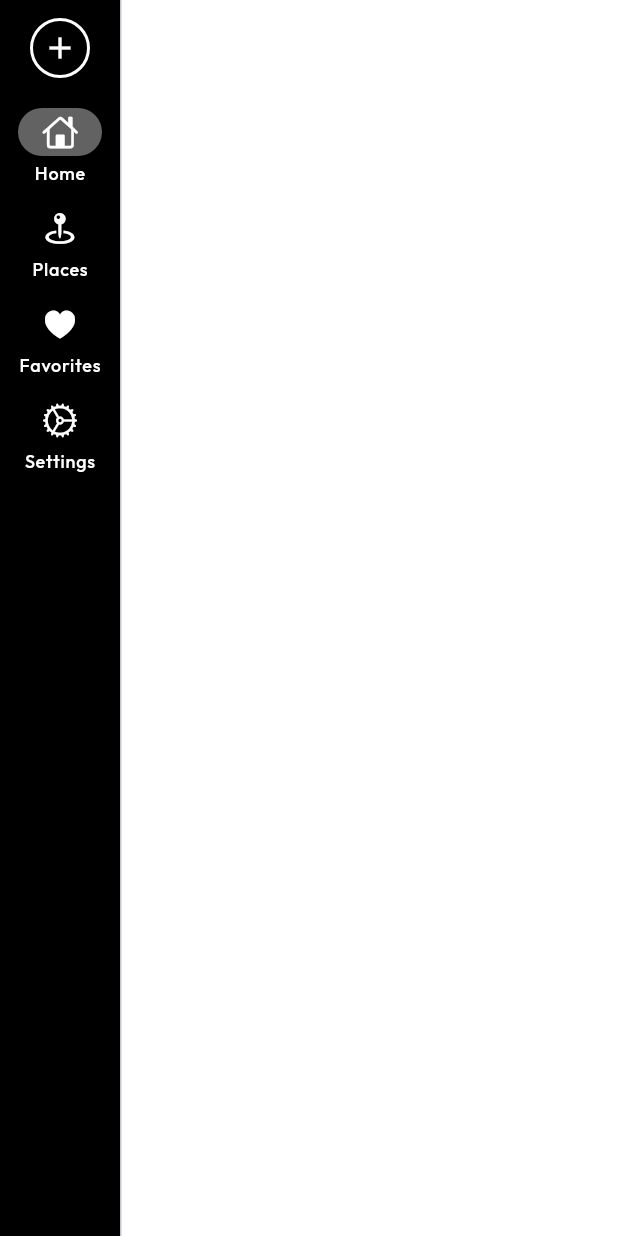
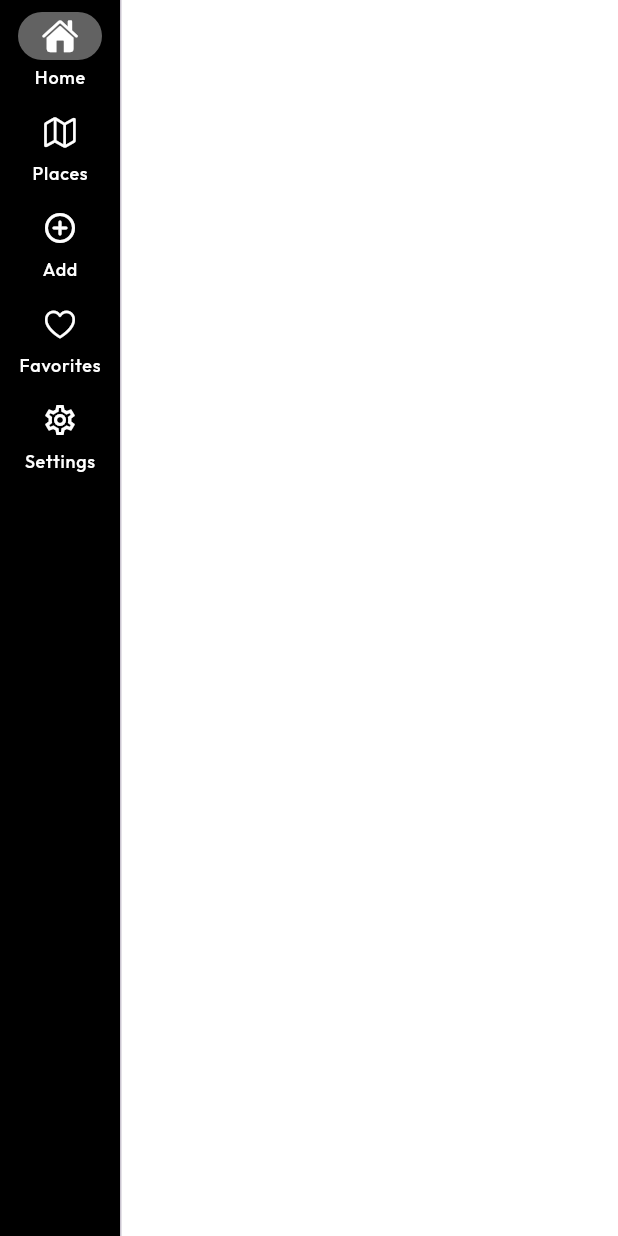
Before and after one commit to orozmarin/places-frontend, a Flutter app: the ScaffoldWithNavigationRail screen opened directly with empty values, on a phone screen of 412 x 824 dp. Run offline on Flutter 3.47's test engine with Material 3 defaults, Android fonts, the phone set to English and light mode, and no system bars; our stand-ins replace async_redux, card_swiper, copy_with_extension, dio, firebase_core, flutter_dotenv and 11 more; accounts and stored records are empty; generated files the repository leaves out were written again.

Commit message:
Navbar UI changes.

```diff
--- a/lib/router.dart
+++ b/lib/router.dart
@@ -14,6 +14,7 @@ import 'package:gastrorate/screens/pending_invitations_page.dart';
 import 'package:gastrorate/screens/places_page.dart';
 import 'package:gastrorate/screens/edit_profile/edit_profile_page.dart';
 import 'package:gastrorate/screens/profile_page.dart';
+import 'package:gastrorate/screens/place_search_page.dart';
 import 'package:gastrorate/screens/rate_shared_place_page.dart';
 import 'package:gastrorate/widgets/scaffold_nested_navigation.dart';
 import 'package:go_router/go_router.dart';
@@ -21,6 +22,7 @@ import 'package:go_router/go_router.dart';
 final rootNavigatorKey = GlobalKey<NavigatorState>();
 final shellNavigatorHomeKey = GlobalKey<NavigatorState>(debugLabel: 'homeShellKey');
 final shellNavigatorPlacesKey = GlobalKey<NavigatorState>(debugLabel: 'placesShellKey');
+final shellNavigatorAddPlaceKey = GlobalKey<NavigatorState>(debugLabel: 'addPlaceShellKey');
 final shellNavigatorFavoritesKey = GlobalKey<NavigatorState>(debugLabel: 'favoritesShellKey');
 final shellNavigatorProfileKey = GlobalKey<NavigatorState>(debugLabel: 'profileShellKey');
 
@@ -141,6 +143,17 @@ final goRouter = GoRouter(
           ],
         ),
         StatefulShellBranch(
+          navigatorKey: shellNavigatorAddPlaceKey,
+          routes: [
+            GoRoute(
+              path: '/add-place',
+              pageBuilder: (context, state) => const NoTransitionPage(
+                child: PlaceSearchPage(),
+              ),
+            ),
+          ],
+        ),
+        StatefulShellBranch(
           navigatorKey: shellNavigatorFavoritesKey,
           routes: [
             // top route inside branch
--- a/lib/store/auth/auth.actions.dart
+++ b/lib/store/auth/auth.actions.dart
@@ -121,7 +121,7 @@ class LogoutAction extends AppAction {
     dispatch(LogoutSuccessAction());
     GoRouter.of(rootNavigatorKey.currentContext!).go('/login');
 
-    toastHelperMobile.showToastInfo("Looks like you’ve been away for a while. Please sign in again.", timeDisplayed: 20);
+    //toastHelperMobile.showToastInfo("Looks like you’ve been away for a while. Please sign in again.", timeDisplayed: 20);
     return null;
   }
 }
--- a/lib/widgets/scaffold_navrail.dart
+++ b/lib/widgets/scaffold_navrail.dart
@@ -9,12 +9,10 @@ class ScaffoldWithNavigationRail extends StatelessWidget {
     required this.body,
     required this.selectedIndex,
     required this.onDestinationSelected,
-    required this.onAddPlace,
   });
   final Widget body;
   final int selectedIndex;
   final ValueChanged<int> onDestinationSelected;
-  final VoidCallback onAddPlace;
 
   @override
   Widget build(BuildContext context) {
@@ -25,36 +23,33 @@ class ScaffoldWithNavigationRail extends StatelessWidget {
             selectedIndex: selectedIndex,
             onDestinationSelected: onDestinationSelected,
             labelType: NavigationRailLabelType.all,
-            leading: Padding(
-              padding: const EdgeInsets.only(bottom: 8),
-              child: FloatingActionButton.small(
-                heroTag: 'nav_rail_add',
-                backgroundColor: MyColors.primaryDarkColor,
-                foregroundColor: MyColors.navbarItemColor,
-                elevation: 0,
-                shape: const CircleBorder(side: BorderSide(color: MyColors.navbarItemColor, width: 2)),
-                onPressed: onAddPlace,
-                child: const Icon(Icons.add),
-              ),
-            ),
             indicatorColor: MyColors.activeItemColor,
             backgroundColor: MyColors.backgroundNavBarColor,
             destinations: const <NavigationRailDestination>[
               NavigationRailDestination(
-                label: CustomText('Home', style: TextStyle(color: MyColors.navbarItemColor),),
-                icon: Icon(CupertinoIcons.home, color: MyColors.navbarItemColor,),
+                label: CustomText('Home', style: TextStyle(color: MyColors.navbarItemColor)),
+                icon: Icon(CupertinoIcons.house, color: MyColors.navbarItemColor),
+                selectedIcon: Icon(CupertinoIcons.house_fill, color: MyColors.navbarItemColor),
               ),
               NavigationRailDestination(
-                label: CustomText('Places', style: TextStyle(color: MyColors.navbarItemColor),),
-                icon: Icon(CupertinoIcons.map_pin_ellipse, color: MyColors.navbarItemColor,),
+                label: CustomText('Places', style: TextStyle(color: MyColors.navbarItemColor)),
+                icon: Icon(CupertinoIcons.map, color: MyColors.navbarItemColor),
+                selectedIcon: Icon(CupertinoIcons.map_fill, color: MyColors.navbarItemColor),
               ),
               NavigationRailDestination(
-                label: CustomText('Favorites', style: TextStyle(color: MyColors.navbarItemColor),),
-                icon: Icon(CupertinoIcons.heart_fill, color: MyColors.navbarItemColor,),
+                label: CustomText('Add', style: TextStyle(color: MyColors.navbarItemColor)),
+                icon: Icon(Icons.add_circle_outline_rounded, color: MyColors.navbarItemColor),
+                selectedIcon: Icon(Icons.add_circle_rounded, color: MyColors.navbarItemColor),
               ),
               NavigationRailDestination(
-                label: CustomText('Settings', style: TextStyle(color: MyColors.navbarItemColor),),
-                icon: Icon(CupertinoIcons.settings, color: MyColors.navbarItemColor,),
+                label: CustomText('Favorites', style: TextStyle(color: MyColors.navbarItemColor)),
+                icon: Icon(CupertinoIcons.heart, color: MyColors.navbarItemColor),
+                selectedIcon: Icon(CupertinoIcons.heart_fill, color: MyColors.navbarItemColor),
+              ),
+              NavigationRailDestination(
+                label: CustomText('Settings', style: TextStyle(color: MyColors.navbarItemColor)),
+                icon: Icon(Icons.settings_outlined, color: MyColors.navbarItemColor),
+                selectedIcon: Icon(Icons.settings, color: MyColors.navbarItemColor),
               ),
             ],
           ),
```
Also changed, not shown: lib/screens/place_search_page.dart (+12 -11 lines), lib/widgets/scaffold_navbar.dart (+47 -56 lines), lib/widgets/scaffold_nested_navigation.dart (+0 -46 lines).
